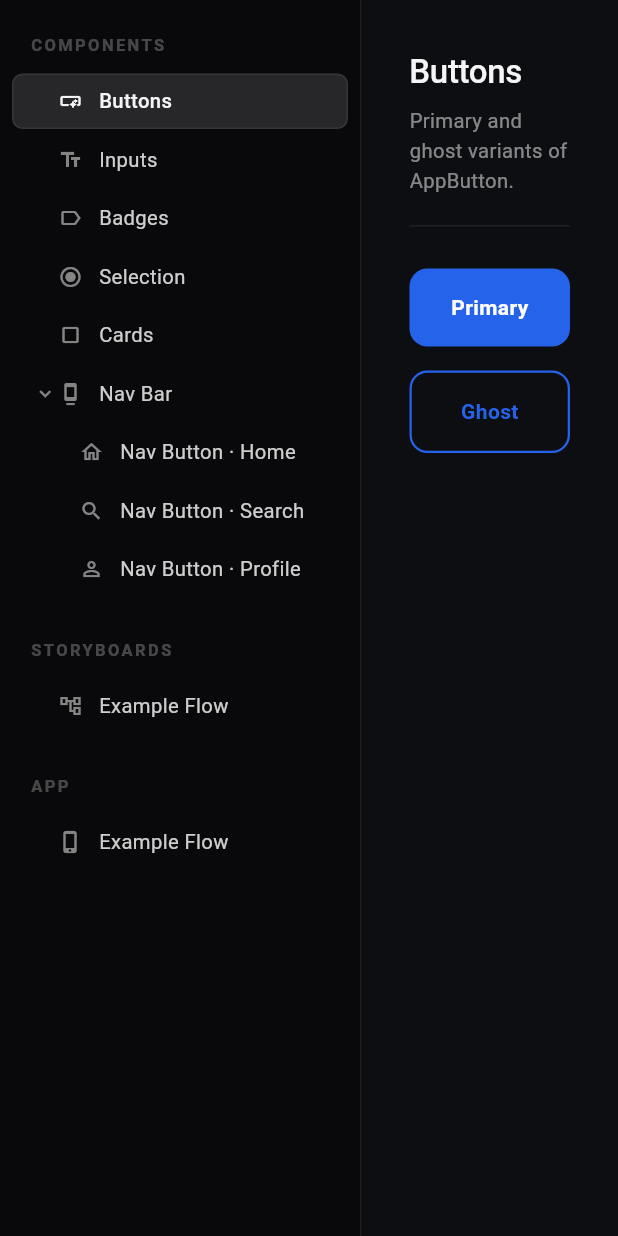
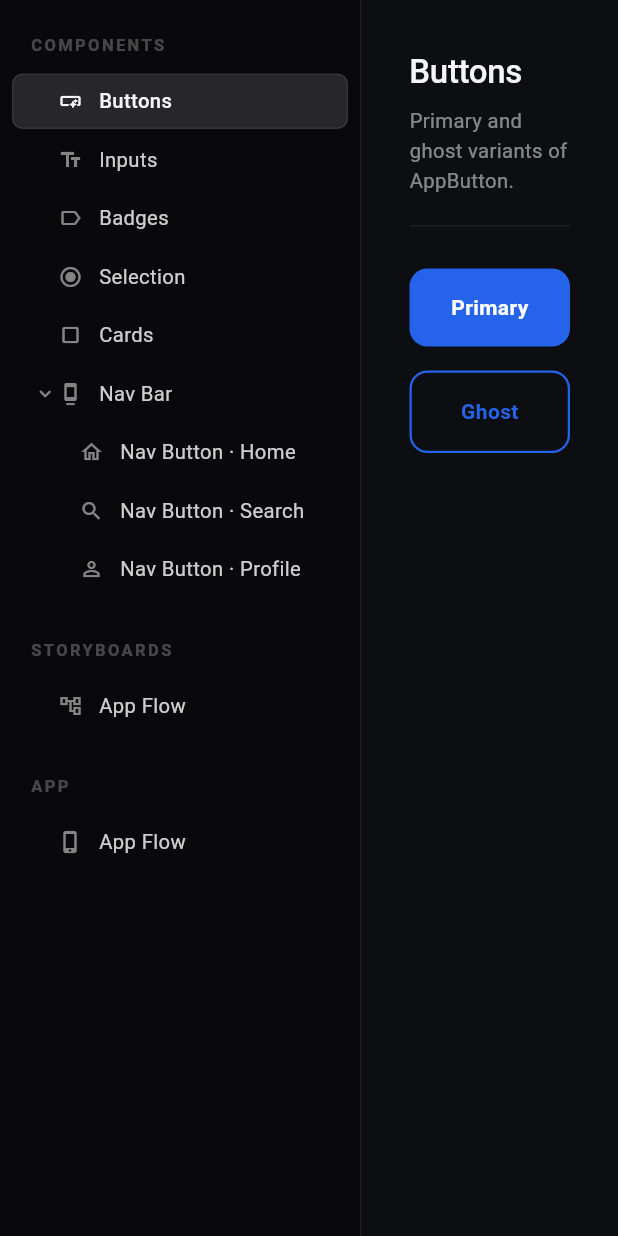
Before and after one commit to DavidChen-006/flutter-design, a Flutter app: the screen it shows after launch, on a phone screen of 412 x 824 dp. Run offline on Flutter 3.47's test engine with Material 3 defaults, Android fonts, the phone set to English and light mode, and no system bars.

Commit message:
docs: clarify storyboard usage — connected map of all app screens
Make it explicit that the storyboard is the live map of the whole app:
every screen is an iPhone frame and every navigation path is an arrow,
all kept in ONE board (e.g. 'App Flow') rather than scattered single-frame
boards. Expand CLAUDE.md section 4 with a worked example, and rename/teach
the storyboards.dart example board accordingly (still generic placeholders).

Co-Authored-By: Claude Opus 4.8 (1M context) <noreply@anthropic.com>

```diff
--- a/lib/dev/storyboard/storyboards.dart
+++ b/lib/dev/storyboard/storyboards.dart
@@ -3,21 +3,30 @@ import '../../features/_demo/placeholder_screen.dart';
 import '../../features/welcome/welcome_screen.dart';
 import 'storyboard_models.dart';
 
-/// LAYER 3 — The board REGISTRY.
+/// LAYER 3 — The board REGISTRY (the live map of the whole app).
 ///
-/// Each [Board] is a storyboard modeled as a directed graph: nodes are iPhone
-/// frames placed at x,y positions, edges are the directed transitions between
-/// them. Flows can branch and loop — they are NOT forced to be linear.
+/// The storyboard is ONE picture of your entire product: every real screen is an
+/// iPhone frame ([StoryNode]) and every navigation path between screens is a
+/// directed arrow ([StoryEdge]). Keep ALL your screens in a single board (e.g.
+/// `App Flow`) so the storyboard shows the whole app and how it connects at a
+/// glance — do NOT scatter screens across separate one-frame boards with no
+/// arrows between them.
 ///
-/// HOW TO ADD / SHAPE A FLOW:
+/// Flows branch (several edges out of a node) and cycle (an edge pointing back) —
+/// they are NOT forced linear. Drag a frame by its caption to rearrange; the
+/// arrows follow.
+///
+/// HOW TO SHAPE A FLOW:
 ///   1. Build the screen in `lib/features/<flow>/<screen>.dart`.
-///   2. Add a `StoryNode(id, label, builder, position)` to a board's `nodes`.
-///   3. Connect it with `StoryEdge(from, to, label)` entries — branch by adding
-///      several edges out of one node; loop back by pointing an edge at an
-///      earlier node. Drag/zoom the board to read the graph.
+///   2. Add a `StoryNode(id, label, builder, position)` to the board's `nodes`.
+///   3. Connect nodes with `StoryEdge(from, to, label)` — label each arrow with
+///      the action that triggers the transition; add a back-edge for return paths.
+///
+/// The board below is a PLACEHOLDER flow. Replace these demo frames with your
+/// app's real screens — keep them all in this one board — and rewire the arrows.
 const List<Board> kBoards = [
   Board(
-    title: 'Example Flow',
+    title: 'App Flow',
     nodes: [
       StoryNode(
         id: 'start',
```
Also changed, not shown: 1 other file.
